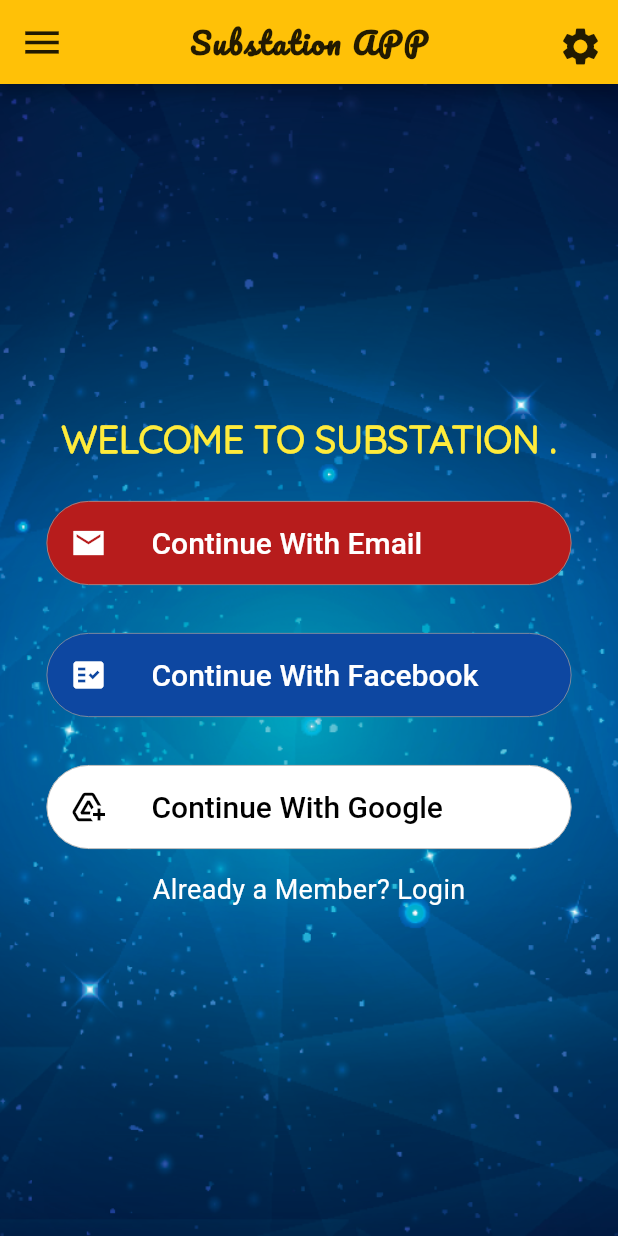
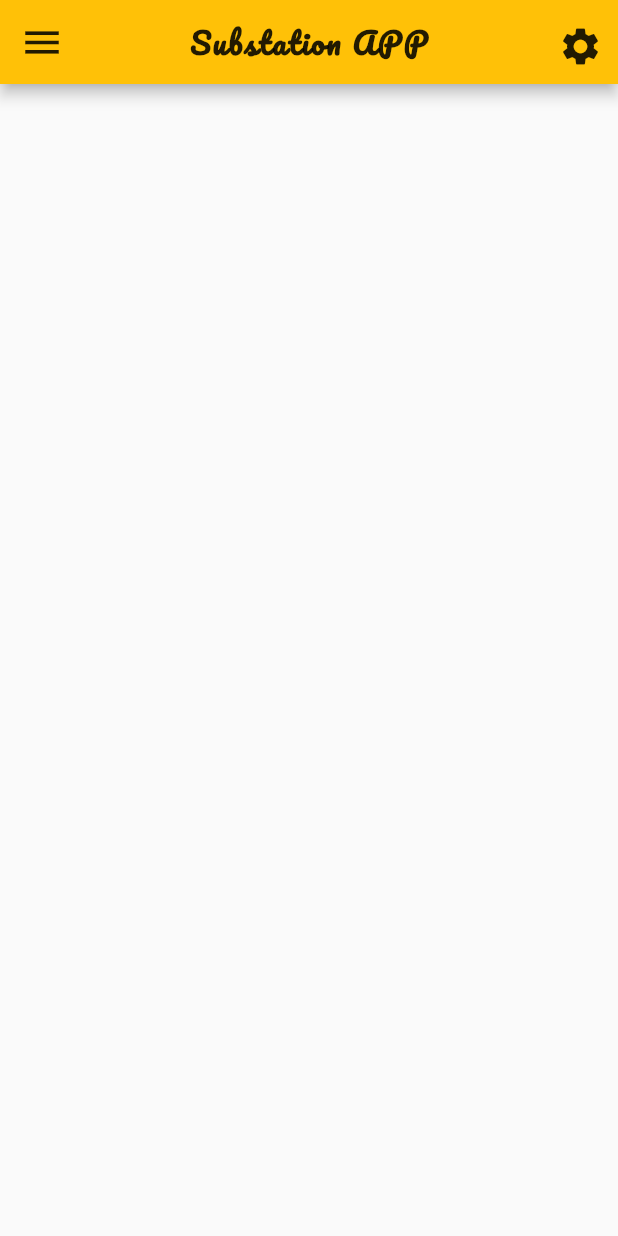
Before and after one commit to felexkuria/Substation-App, a Flutter app: the screen it shows after launch, after a tap on "Continue With Google", on a phone screen of 412 x 824 dp. Run offline on Flutter 3.47's test engine with Material 2 defaults, Android fonts, the phone set to English and light mode, and no system bars; our stand-ins replace firebase_auth, firebase_core, google_sign_in; accounts and stored records are empty.

Commit message:
Google Auth and Firebase Backend

```diff
--- /dev/null
+++ b/lib/models/sign_in.dart
@@ -0,0 +1,43 @@
+import 'package:firebase_auth/firebase_auth.dart';
+import 'package:firebase_core/firebase_core.dart';
+import 'package:google_sign_in/google_sign_in.dart';
+
+final FirebaseAuth _auth = FirebaseAuth.instance;
+final GoogleSignIn googleSignIn = GoogleSignIn();
+
+Future<String> signInWithGoogle() async {
+  await Firebase.initializeApp();
+
+  final GoogleSignInAccount googleSignInAccount = await googleSignIn.signIn();
+  final GoogleSignInAuthentication googleSignInAuthentication =
+      await googleSignInAccount.authentication;
+
+  final AuthCredential credential = GoogleAuthProvider.credential(
+    accessToken: googleSignInAuthentication.accessToken,
+    idToken: googleSignInAuthentication.idToken,
+  );
+
+  final UserCredential authResult =
+      await _auth.signInWithCredential(credential);
+  final User user = authResult.user;
+
+  if (user != null) {
+    assert(!user.isAnonymous);
+    assert(await user.getIdToken() != null);
+
+    final User currentUser = _auth.currentUser;
+    assert(user.uid == currentUser.uid);
+
+    print('signInWithGoogle succeeded: $user');
+
+    return '$user';
+  }
+
+  return null;
+}
+
+Future<void> signOutGoogle() async {
+  await googleSignIn.signOut();
+
+  print("User Signed Out");
+}
--- /dev/null
+++ b/lib/screens/dashboard.dart
@@ -0,0 +1,57 @@
+import 'package:flutter/material.dart';
+
+class DashBoard extends StatefulWidget {
+  @override
+  _DashBoardState createState() => _DashBoardState();
+}
+
+class _DashBoardState extends State<DashBoard> {
+  @override
+  Widget build(BuildContext context) {
+    return MaterialApp(
+      home: Scaffold(
+        appBar: AppBar(
+          leading: IconButton(
+            icon: Icon(
+              Icons.menu,
+              color: Colors.black87,
+              size: 30.0,
+            ),
+            onPressed: () {},
+          ),
+          actions: [
+            // IconButton(onPressed: () {  }, icon:Icon(
+            //     Icons.account_circle,
+            //   color: Colors.black87,
+            //   size: 30.0,
+            // ),
+
+            // ),
+            IconButton(
+              padding: EdgeInsets.all(16.0),
+              onPressed: () {},
+              icon: Icon(
+                Icons.settings,
+                color: Colors.black87,
+                size: 30.0,
+              ),
+            )
+          ],
+          backgroundColor: Colors.amber,
+          title: Center(
+            child: Text(
+              'Substation APP',
+              style: TextStyle(
+                color: Colors.black87,
+                fontFamily: 'Pacifico',
+                fontSize: 20.0,
+                letterSpacing: 1.2,
+                fontWeight: FontWeight.bold,
+              ),
+            ),
+          ),
+        ),
+      ),
+    );
+  }
+}
--- a/lib/screens/homescreen.dart
+++ b/lib/screens/homescreen.dart
@@ -1,4 +1,6 @@
 import 'package:flutter/material.dart';
+import 'package:substation_app/models/sign_in.dart';
+import 'package:substation_app/screens/dashboard.dart';
 
 class HomeScreen extends StatefulWidget {
   @override
@@ -12,47 +14,6 @@ class _HomeScreenState extends State<HomeScreen> {
       debugShowCheckedModeBanner: false,
       home: Scaffold(
         backgroundColor: Colors.grey[300],
-        appBar: AppBar(
-          leading: IconButton(
-            icon: Icon(
-              Icons.menu,
-              color: Colors.black87,
-              size: 30.0,
-            ),
-            onPressed: () {},
-          ),
-          actions: [
-            // IconButton(onPressed: () {  }, icon:Icon(
-            //     Icons.account_circle,
-            //   color: Colors.black87,
-            //   size: 30.0,
-            // ),
-
-            // ),
-            IconButton(
-              padding: EdgeInsets.all(16.0),
-              onPressed: () {},
-              icon: Icon(
-                Icons.settings,
-                color: Colors.black87,
-                size: 30.0,
-              ),
-            )
-          ],
-          backgroundColor: Colors.amber,
-          title: Center(
-            child: Text(
-              'Substation APP',
-              style: TextStyle(
-                color: Colors.black87,
-                fontFamily: 'Pacifico',
-                fontSize: 20.0,
-                letterSpacing: 1.2,
-                fontWeight: FontWeight.bold,
-              ),
-            ),
-          ),
-        ),
         body: Stack(
           children: [
             Container(
@@ -134,10 +95,14 @@ class _HomeScreenState extends State<HomeScreen> {
                           onPressed: () {},
                           child: Row(
                             children: [
-                              Icon(
-                                Icons.fact_check,
-                                color: Colors.white,
-                              ),
+                              Image(
+                                  image: AssetImage(
+                                      "assets/images/facebook_logo.jpg"),
+                                  height: 35.0),
+                              // Icon(
+                              //   Icons.fact_check,
+                              //   color: Colors.white,
+                              // ),
                               SizedBox(
                                 width: 30.0,
                               ),
@@ -164,13 +129,27 @@ class _HomeScreenState extends State<HomeScreen> {
                               borderRadius: BorderRadius.circular(50)),
                           padding: EdgeInsets.all(16.0),
                           color: Colors.white,
-                          onPressed: () {},
+                          onPressed: () {
+                            signInWithGoogle().whenComplete(() {
+                              Navigator.of(context).push(
+                                MaterialPageRoute(
+                                  builder: (context) {
+                                    return DashBoard();
+                                  },
+                                ),
+                              );
+                            });
+                          },
                           child: Row(
                             children: [
-                              Icon(
-                                Icons.add_to_drive,
-                                color: Colors.black,
-                              ),
+                              Image(
+                                  image: AssetImage(
+                                      "assets/images/google_logo.png"),
+                                  height: 35.0),
+                              // Icon(
+                              //   Icons.add_to_drive,
+                              //   color: Colors.black,
+                              // ),
                               SizedBox(
                                 width: 30.0,
                               ),
--- a/pubspec.yaml
+++ b/pubspec.yaml
@@ -28,6 +28,9 @@ dependencies:
   # The following adds the Cupertino Icons font to your application.
   # Use with the CupertinoIcons class for iOS style icons.
   cupertino_icons: ^1.0.0
+  firebase_auth: ^0.18.2
+  google_sign_in: ^4.5.6
+  firebase_core: ^0.5.0
 
 dev_dependencies:
   flutter_test:
```
Also changed, not shown: assets/images/facebook_logo.jpg (added), assets/images/google_logo.png (added), pubspec.lock, 4 other files.
